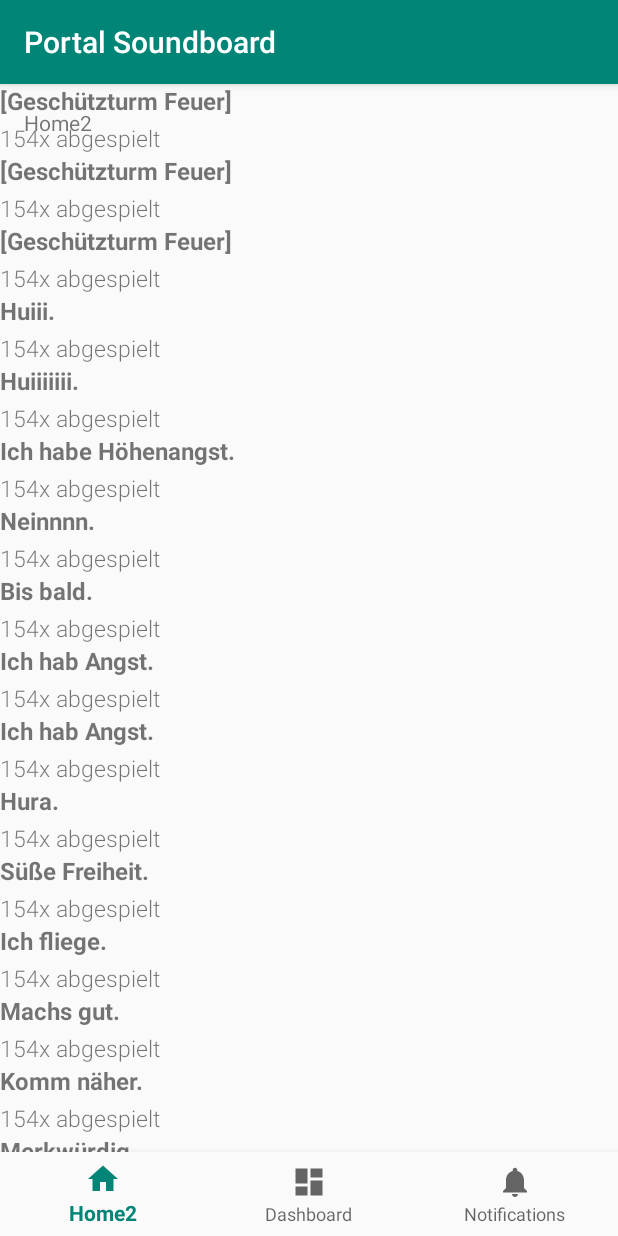
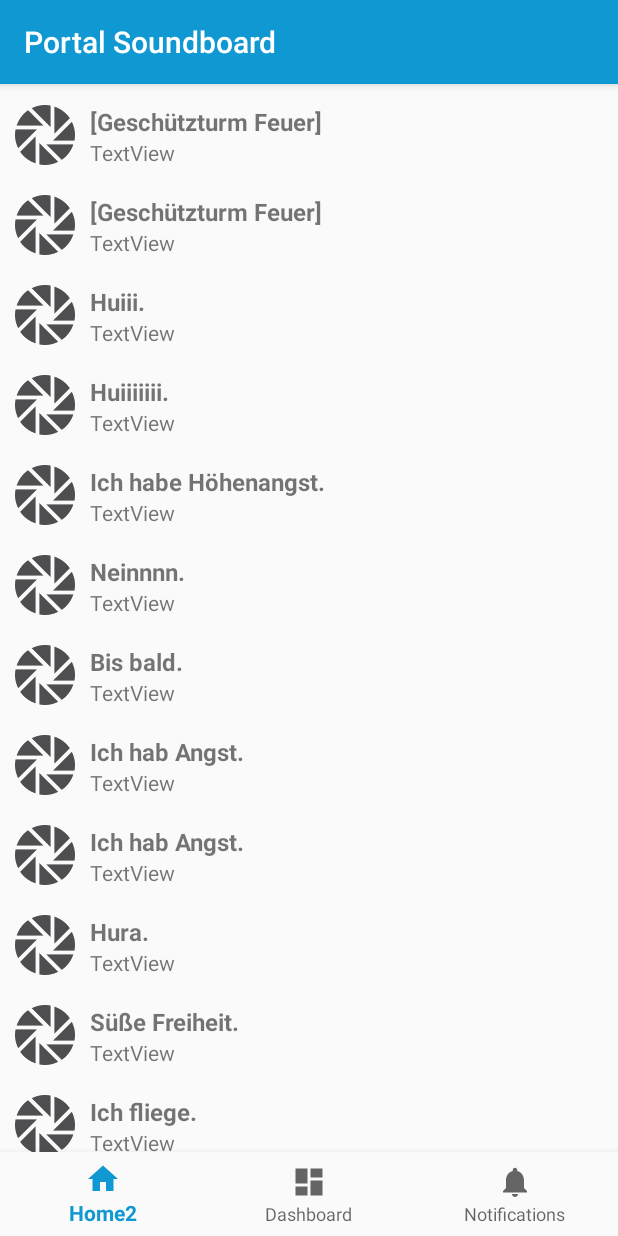
Before and after one commit to translocathor/portal-soundboard, an Android app: the screen it shows after launch (MainActivity), on a phone screen of 412 x 824 dp. Run offline under Robolectric (Android 15) with nearby library versions, the phone set to English and light mode, and no system bars.

Commit message:
Improve sound item and add toolbar

```diff
--- a/app/src/main/AndroidManifest.xml
+++ b/app/src/main/AndroidManifest.xml
@@ -11,7 +11,7 @@
             android:label="@string/app_name"
             android:roundIcon="@mipmap/ic_launcher_round"
             android:supportsRtl="true"
-            android:theme="@style/AppTheme">
+            android:theme="@style/AppTheme.NoActionBar">
         <activity
                 android:name=".portalsoundboard.MainActivity"
                 android:label="@string/app_name">
--- a/app/src/main/java/com/github/translocathor/portalsoundboard/MainActivity.kt
+++ b/app/src/main/java/com/github/translocathor/portalsoundboard/MainActivity.kt
@@ -15,9 +15,17 @@ import com.github.translocathor.portalsoundboard.model.Sound
 
 class MainActivity : AppCompatActivity() {
 
+    companion object {
+        /**
+         * Logging tag of this class.
+         */
+        private val TAG = MainActivity::class.java.simpleName
+    }
+
+    /**
+     * List of all sounds that are currently shown in the recycler view.
+     */
     private var sounds: List<Sound> = ArrayList()
-    private val TAG = MainActivity::class.java.simpleName
-    private lateinit var textMessage: TextView
     private lateinit var recyclerView: RecyclerView
     private lateinit var viewAdapter: RecyclerView.Adapter<*>
 
@@ -25,15 +33,12 @@ class MainActivity : AppCompatActivity() {
     private val onNavigationItemSelectedListener = BottomNavigationView.OnNavigationItemSelectedListener { item ->
         when (item.itemId) {
             R.id.navigation_home -> {
-                textMessage.setText(R.string.title_home)
                 return@OnNavigationItemSelectedListener true
             }
             R.id.navigation_dashboard -> {
-                textMessage.setText(R.string.title_dashboard)
                 return@OnNavigationItemSelectedListener true
             }
             R.id.navigation_notifications -> {
-                textMessage.setText(R.string.title_notifications)
                 return@OnNavigationItemSelectedListener true
             }
         }
@@ -43,9 +48,9 @@ class MainActivity : AppCompatActivity() {
     override fun onCreate(savedInstanceState: Bundle?) {
         super.onCreate(savedInstanceState)
         setContentView(R.layout.activity_main)
+        setSupportActionBar(findViewById(R.id.toolbar))
         val navView: BottomNavigationView = findViewById(R.id.nav_view)
 
-        textMessage = findViewById(R.id.message)
         navView.setOnNavigationItemSelectedListener(onNavigationItemSelectedListener)
 
         viewManager = LinearLayoutManager(this)
--- a/app/src/main/java/com/github/translocathor/portalsoundboard/MyAdapter.kt
+++ b/app/src/main/java/com/github/translocathor/portalsoundboard/MyAdapter.kt
@@ -21,7 +21,7 @@ class MyAdapter(private val myDataset: List<Sound>, private val itemClickListene
 
         init {
             v.setOnClickListener(this)
-            soundTextView = v.findViewById(com.github.translocathor.R.id.text)
+            soundTextView = v.findViewById(com.github.translocathor.R.id.sound_item_title)
         }
 
         override fun onClick(v: View) {
--- a/app/src/main/res/layout/activity_main.xml
+++ b/app/src/main/res/layout/activity_main.xml
@@ -1,6 +1,5 @@
 <?xml version="1.0" encoding="utf-8"?>
-<androidx.constraintlayout.widget.ConstraintLayout
-        xmlns:android="http://schemas.android.com/apk/res/android"
+<androidx.coordinatorlayout.widget.CoordinatorLayout xmlns:android="http://schemas.android.com/apk/res/android"
     xmlns:app="http://schemas.android.com/apk/res-auto"
     xmlns:tools="http://schemas.android.com/tools"
     android:id="@+id/container"
@@ -8,33 +7,42 @@
     android:layout_height="match_parent"
     tools:context=".portalsoundboard.MainActivity">
 
-    <TextView
-            android:id="@+id/message"
-            android:layout_width="wrap_content"
+    <com.google.android.material.appbar.AppBarLayout
+        android:layout_width="match_parent"
         android:layout_height="wrap_content"
-            android:layout_marginStart="@dimen/activity_horizontal_margin"
-            android:layout_marginLeft="@dimen/activity_horizontal_margin"
-            android:layout_marginTop="@dimen/activity_vertical_margin"
-            android:text="@string/title_home"
-            app:layout_constraintLeft_toLeftOf="parent"
-            app:layout_constraintTop_toTopOf="parent"/>
+        android:background="@color/colorPrimary"
+        android:theme="@style/AppTheme.AppBarOverlay">
+
+        <androidx.appcompat.widget.Toolbar
+            android:id="@+id/toolbar"
+            android:layout_width="match_parent"
+            android:layout_height="?attr/actionBarSize"
+            android:layout_weight="1"
+            android:background="?attr/colorPrimary"
+            app:popupTheme="@style/AppTheme.PopupOverlay">
+
+        </androidx.appcompat.widget.Toolbar>
+    </com.google.android.material.appbar.AppBarLayout>
 
     <androidx.recyclerview.widget.RecyclerView
         android:id="@+id/my_recycler_view"
+        android:layout_width="match_parent"
+        android:layout_height="match_parent"
         android:scrollbars="vertical"
-            android:layout_width="match_parent"
-            android:layout_height="match_parent"/>
+        app:layout_constraintBottom_toTopOf="parent"
+        app:layout_constraintEnd_toStartOf="parent"
+        app:layout_constraintStart_toStartOf="parent"
+        app:layout_constraintTop_toTopOf="parent" />
 
     <com.google.android.material.bottomnavigation.BottomNavigationView
         android:id="@+id/nav_view"
-            android:layout_width="0dp"
+        android:layout_width="match_parent"
         android:layout_height="wrap_content"
-            android:layout_marginEnd="0dp"
-            android:layout_marginStart="0dp"
+        android:layout_gravity="bottom"
         android:background="?android:attr/windowBackground"
         app:layout_constraintBottom_toBottomOf="parent"
         app:layout_constraintLeft_toLeftOf="parent"
         app:layout_constraintRight_toRightOf="parent"
-            app:menu="@menu/bottom_nav_menu"/>
+        app:menu="@menu/bottom_nav_menu" />
 
-</androidx.constraintlayout.widget.ConstraintLayout>
+</androidx.coordinatorlayout.widget.CoordinatorLayout>
--- a/app/src/main/res/layout/sound_item.xml
+++ b/app/src/main/res/layout/sound_item.xml
@@ -1,34 +1,39 @@
 <?xml version="1.0" encoding="utf-8"?>
-
 <RelativeLayout xmlns:android="http://schemas.android.com/apk/res/android"
     xmlns:app="http://schemas.android.com/apk/res-auto"
     android:layout_width="match_parent"
-                android:layout_height="wrap_content"
-                android:orientation="horizontal">
+    android:layout_height="60dp"
+    android:layout_centerVertical="true"
+    android:orientation="vertical"
+    android:padding="10dp">
 
-    <LinearLayout
+    <ImageView
+        android:id="@+id/sound_item_image"
+        android:layout_width="wrap_content"
+        android:layout_height="match_parent"
+        android:layout_marginEnd="10dp"
+        android:adjustViewBounds="true"
+        android:src="@drawable/aperture_placeholder" />
+
+    <TextView
+        android:id="@+id/sound_item_title"
         android:layout_width="wrap_content"
         android:layout_height="wrap_content"
-            android:layout_centerVertical="true"
-            android:orientation="vertical">
-
-        <TextView
-                android:id="@+id/text"
-                android:layout_width="wrap_content"
-                android:layout_height="wrap_content"
-                android:paddingBottom="3dp"
+        android:layout_alignTop="@+id/sound_item_image"
+        android:layout_marginTop="0dp"
+        android:layout_toEndOf="@+id/sound_item_image"
         android:text="Hello World!"
         android:textSize="16sp"
         android:textStyle="bold"
-                app:fontFamily="sans-serif"/>
+        app:fontFamily="sans-serif" />
 
     <TextView
-                android:id="@+id/text2"
+        android:id="@+id/textView2"
         android:layout_width="wrap_content"
         android:layout_height="wrap_content"
-                android:text="154x abgespielt"
-                android:textSize="15sp"
-                app:fontFamily="sans-serif-light"/>
-    </LinearLayout>
+        android:layout_below="@+id/sound_item_title"
+        android:layout_alignBottom="@+id/sound_item_image"
+        android:layout_toEndOf="@+id/sound_item_image"
+        android:text="TextView" />
 
 </RelativeLayout>
--- a/app/src/main/res/values/colors.xml
+++ b/app/src/main/res/values/colors.xml
@@ -1,6 +1,8 @@
 <?xml version="1.0" encoding="utf-8"?>
 <resources>
-    <color name="colorPrimary">#008577</color>
-    <color name="colorPrimaryDark">#00574B</color>
-    <color name="colorAccent">#D81B60</color>
+    <color name="colorPrimary">#0F98D1</color>
+    <color name="colorPrimaryDark">#0C7BA8</color>
+    <color name="colorPrimaryLight">#4ACAFF</color>
+
+    <color name="colorAccent">#FF9A00</color>
 </resources>
--- a/app/src/main/res/values/styles.xml
+++ b/app/src/main/res/values/styles.xml
@@ -8,4 +8,12 @@
         <item name="colorAccent">@color/colorAccent</item>
     </style>
 
+    <style name="AppTheme.NoActionBar">
+        <item name="windowActionBar">false</item>
+        <item name="windowNoTitle">true</item>
+    </style>
+
+    <style name="AppTheme.AppBarOverlay" parent="ThemeOverlay.AppCompat.Dark.ActionBar" />
+
+    <style name="AppTheme.PopupOverlay" parent="ThemeOverlay.AppCompat.Light" />
 </resources>
--- a/build.gradle
+++ b/build.gradle
@@ -19,7 +19,7 @@ allprojects {
     repositories {
         google()
         jcenter()
-
+        maven { url 'https://jitpack.io' }
     }
 }
 
```
Also changed, not shown: app/src/main/res/drawable/aperture_placeholder.png (added). Lines whose indentation alone changed are shown as unchanged.
